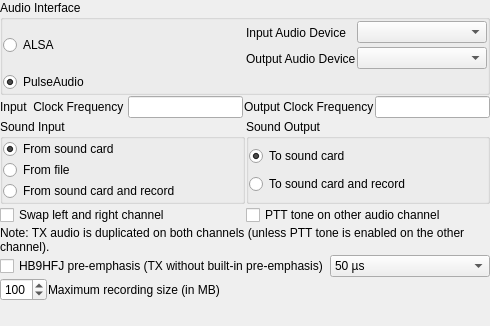
The window that src/config/soundconfig.ui (hb9tob/QSSTV) describes before a commit, drawn with Qt 5.
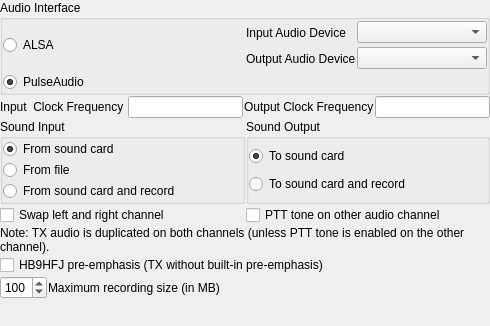
The same window after the commit.

Commit message:
Replace HB9HFJ pre-emphasis IIR with linear-phase FIR
Replace the 1-pole IIR (50/75 us) with a 51-tap symmetric FIR
designed via scipy.signal.firls at fs=48 kHz, tau=750 us.

Target H(f) = sqrt(1+(2*pi*f*tau)^2) up to 3 kHz, +23 dB plateau
above 3 kHz. Group delay = 25 samples (~0.52 ms). Max error in
300-3000 Hz band is 0.49 dB (< 0.7 dB target).

Remove the now-meaningless 50/75 us tau combobox and the
preEmphasisTau global from the sound config dialog.

What changed in the file:
```diff
--- a/src/config/soundconfig.ui
+++ b/src/config/soundconfig.ui
@@ -315,20 +315,6 @@
        </property>
       </widget>
      </item>
-     <item>
-      <widget class="QComboBox" name="preEmphasisTauComboBox">
-       <item>
-        <property name="text">
-         <string>50 µs</string>
-        </property>
-       </item>
-       <item>
-        <property name="text">
-         <string>75 µs</string>
-        </property>
-       </item>
-      </widget>
-     </item>
     </layout>
    </item>
    <item>
```
The commit also changes 4 other files.
